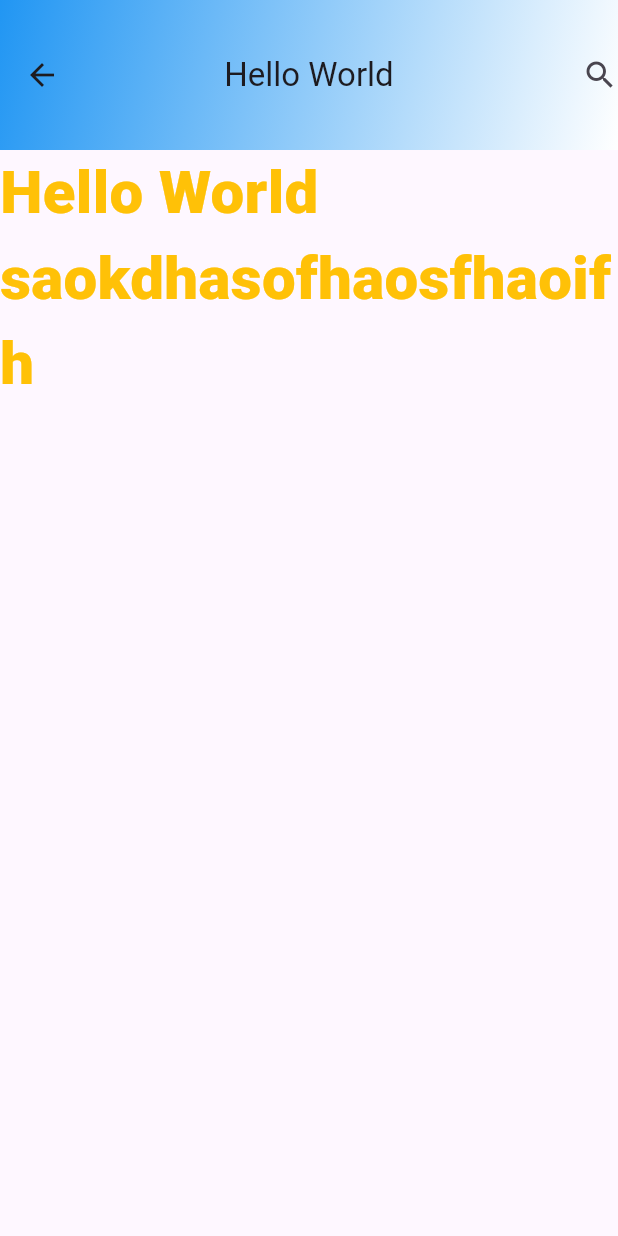
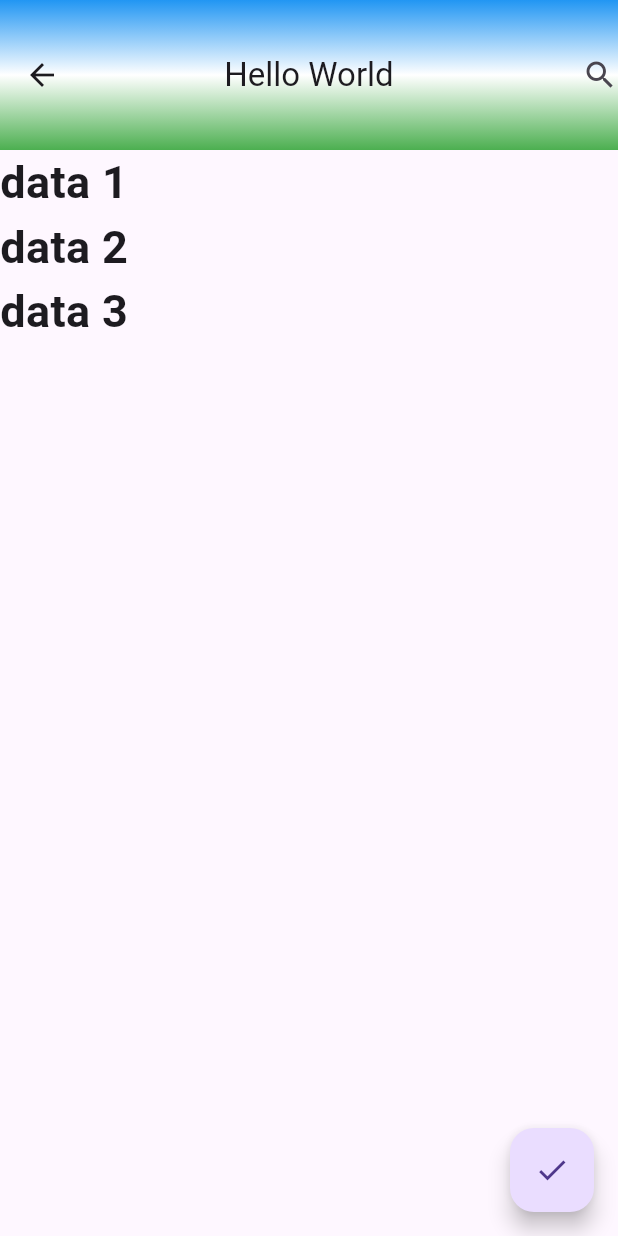
Before and after one commit to davidriyan/pertemuan-3-mobile-development, a Flutter app: the screen it shows after launch, on a phone screen of 412 x 824 dp. Run offline on Flutter 3.47's test engine with Material 3 defaults, Android fonts, the phone set to English and light mode, and no system bars.

Commit message:
column, snackbar, floating button

```diff
--- a/lib/main.dart
+++ b/lib/main.dart
@@ -9,9 +9,16 @@ class MyApp extends StatelessWidget {
 
   @override
   Widget build(BuildContext context) {
-    return MaterialApp(
-      debugShowCheckedModeBanner: false,
-      home: Scaffold(
+    return MaterialApp(debugShowCheckedModeBanner: false, home: HomePage());
+  }
+}
+
+class HomePage extends StatelessWidget {
+  const HomePage({super.key});
+
+  @override
+  Widget build(BuildContext context) {
+    return Scaffold(
       appBar: AppBar(
         backgroundColor: Colors.green,
         title: Text('Hello World'),
@@ -22,22 +29,39 @@ class MyApp extends StatelessWidget {
         flexibleSpace: Container(
           decoration: BoxDecoration(
             gradient: LinearGradient(
-                colors: [Colors.blue, Colors.white],
-                begin: FractionalOffset.topLeft,
-                end: FractionalOffset.bottomRight,
+              begin: Alignment.topCenter,
+              end: Alignment.bottomCenter,
+              colors: [Colors.blue, Colors.white, Colors.green],
             ),
           ),
         ),
       ),
-
-        body: Text(
-          'Hello World saokdhasofhaosfhaoifh',
-          style: TextStyle(
-            fontSize: 40,
-            color: Colors.amber,
-            fontWeight: FontWeight.w900,
+      body: Column(
+        // crossAxisAlignment: CrossAxisAlignment.center,
+        // mainAxisAlignment: MainAxisAlignment.end,
+        children: [
+          Text(
+            'data 1',
+            style: TextStyle(fontSize: 30, fontWeight: FontWeight.w600),
           ),
+          Text(
+            'data 2',
+            style: TextStyle(fontSize: 30, fontWeight: FontWeight.w600),
           ),
+          Text(
+            'data 3',
+            style: TextStyle(fontSize: 30, fontWeight: FontWeight.w600),
+          ),
+        ],
+      ),
+      floatingActionButton: FloatingActionButton(
+        onPressed: () {
+          print('Tombol di klik!');
+          ScaffoldMessenger.of(
+            context,
+          ).showSnackBar(SnackBar(content: Text('Snackbar muncul')));
+        },
+        child: Icon(Icons.check),
       ),
     );
   }
```
Lines whose indentation alone changed are shown as unchanged.
